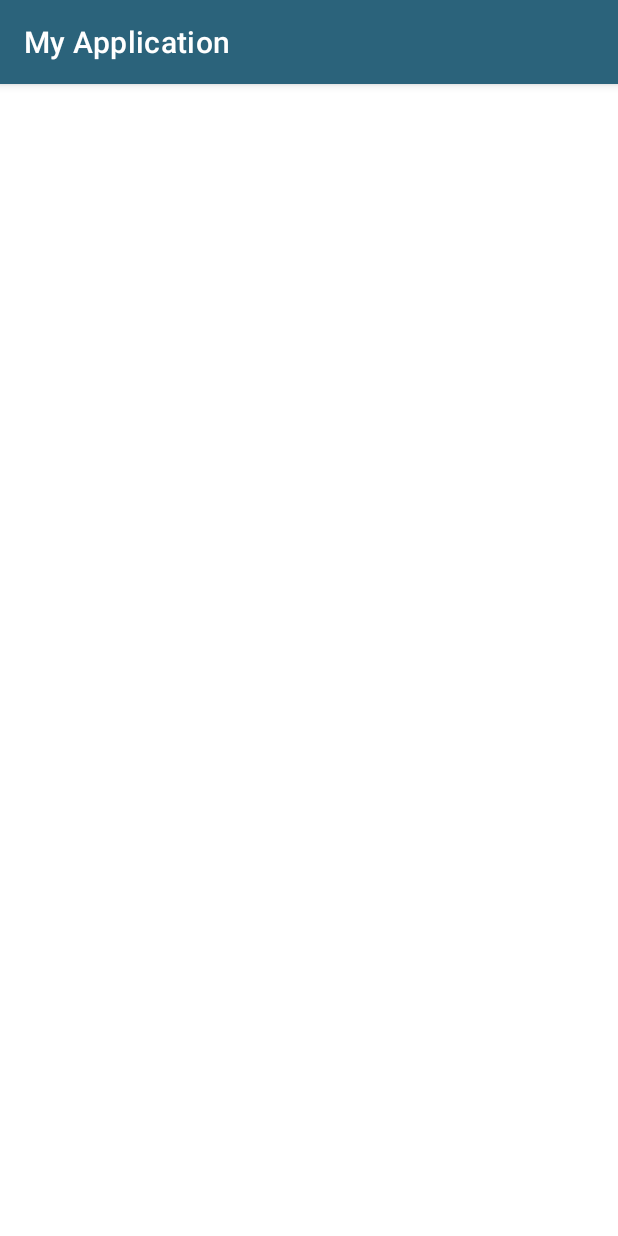
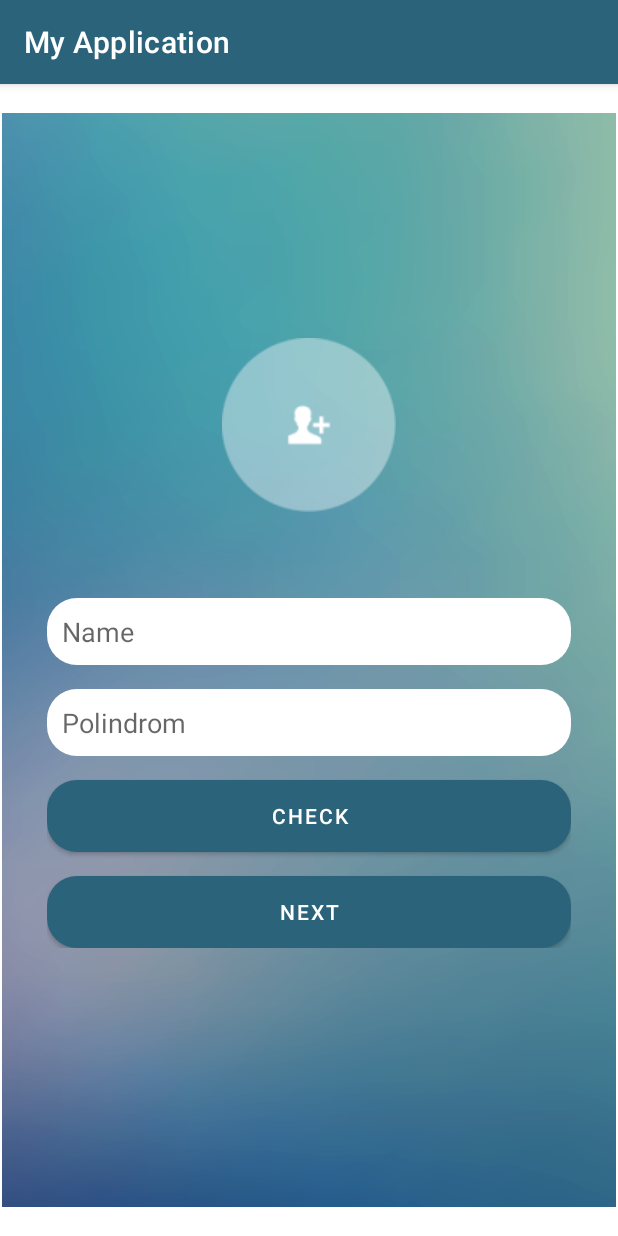
Before and after one commit to beexmofri/Test_Suitmedia, an Android app: the screen it shows after launch (MainActivity), on a phone screen of 412 x 824 dp. Run offline under Robolectric (Android 15) with nearby library versions, the phone set to English and light mode, and no system bars.

Commit message:
Third Commit

```diff
--- a/app/src/main/AndroidManifest.xml
+++ b/app/src/main/AndroidManifest.xml
@@ -3,7 +3,10 @@
     xmlns:tools="http://schemas.android.com/tools"
     package="com.test.myapplication">
 
+    <uses-permission android:name="android.permission.INTERNET" />
+
     <application
+        android:name=".MyApp"
         android:allowBackup="true"
         android:dataExtractionRules="@xml/data_extraction_rules"
         android:fullBackupContent="@xml/backup_rules"
--- a/app/src/main/java/com/test/myapplication/ui/Screen1Fragment.kt
+++ b/app/src/main/java/com/test/myapplication/ui/Screen1Fragment.kt
@@ -1,15 +1,22 @@
 package com.test.myapplication.ui
 
+import android.app.AlertDialog
 import android.os.Bundle
 import androidx.fragment.app.Fragment
 import android.view.LayoutInflater
 import android.view.View
 import android.view.ViewGroup
+import android.widget.Toast
+import androidx.navigation.fragment.findNavController
+import com.test.myapplication.MainViewModel
+import com.test.myapplication.R
 import com.test.myapplication.databinding.FragmentScreen1Binding
+import org.koin.androidx.viewmodel.ext.android.viewModel
 
 class Screen1Fragment : Fragment() {
     private var _binding: FragmentScreen1Binding? = null
     private val binding get() = _binding!!
+    private val viewModel: MainViewModel by viewModel()
 
     override fun onCreateView(
         inflater: LayoutInflater, container: ViewGroup?,
@@ -22,5 +29,29 @@ class Screen1Fragment : Fragment() {
 
     override fun onViewCreated(view: View, savedInstanceState: Bundle?) {
         super.onViewCreated(view, savedInstanceState)
+        binding.btcheck.setOnClickListener {
+            val text = binding.etpoli.text.toString()
+            if (viewModel.ispalindrome(text)) {
+                val alertDialog = AlertDialog.Builder(requireContext())
+                alertDialog.apply {
+                    setIcon(R.drawable.ic_baseline_warning_24)
+                    setTitle("Alert")
+                    setMessage("isPalindrome")
+                }.create().show()
+
+            } else {
+
+                val alertDialog = AlertDialog.Builder(requireContext())
+                alertDialog.apply {
+                    setIcon(R.drawable.ic_baseline_warning_24)
+                    setTitle("Alert")
+                    setMessage("notPalindrome")
+                }.create().show()
+
+            }
+        }
+        binding.btnext1.setOnClickListener {
+            findNavController().navigate(R.id.action_screen1Fragment_to_screen2Fragment)
+        }
     }
 }
--- a/app/src/main/res/layout/fragment_screen1.xml
+++ b/app/src/main/res/layout/fragment_screen1.xml
@@ -34,36 +34,38 @@
 
         <EditText
             android:id="@+id/etname"
+            android:layout_width="match_parent"
+            android:layout_height="wrap_content"
+            android:background="@drawable/custom_et"
             android:hint="@string/nama"
             android:padding="10dp"
-            android:layout_width="match_parent"
-            android:layout_height="wrap_content"
-            android:background="@drawable/custom_et"/>
+            android:textColor="@color/black" />
 
         <EditText
             android:id="@+id/etpoli"
+            android:layout_width="match_parent"
+            android:layout_height="wrap_content"
+            android:layout_marginTop="16dp"
+            android:background="@drawable/custom_et"
             android:hint="@string/polindrom"
             android:padding="10dp"
-            android:layout_marginTop="16dp"
-            android:layout_width="match_parent"
-            android:layout_height="wrap_content"
-            android:background="@drawable/custom_et"/>
+            android:textColor="@color/black" />
 
         <Button
             android:id="@+id/btcheck"
+            android:layout_width="match_parent"
+            android:layout_height="wrap_content"
             android:layout_marginTop="16dp"
-            android:layout_width="match_parent"
-            android:text="@string/check"
-            android:layout_height="wrap_content"
-            android:background="@drawable/custom_bt"/>
+            android:background="@drawable/custom_bt"
+            android:text="@string/check" />
 
         <Button
             android:id="@+id/btnext1"
+            android:layout_width="match_parent"
+            android:layout_height="wrap_content"
             android:layout_marginTop="16dp"
-            android:layout_width="match_parent"
-            android:text="@string/next"
-            android:layout_height="wrap_content"
-            android:background="@drawable/custom_bt"/>
+            android:background="@drawable/custom_bt"
+            android:text="@string/next" />
     </LinearLayout>
 
 </androidx.constraintlayout.widget.ConstraintLayout>
--- a/app/src/main/res/navigation/nav_home.xml
+++ b/app/src/main/res/navigation/nav_home.xml
@@ -1,6 +1,31 @@
 <?xml version="1.0" encoding="utf-8"?>
 <navigation xmlns:android="http://schemas.android.com/apk/res/android"
     xmlns:app="http://schemas.android.com/apk/res-auto"
-    android:id="@+id/nav_home">
+    xmlns:tools="http://schemas.android.com/tools"
+    android:id="@+id/nav_home"
+    app:startDestination="@id/screen1Fragment">
 
+    <fragment
+        android:id="@+id/screen1Fragment"
+        android:name="com.test.myapplication.ui.Screen1Fragment"
+        android:label="fragment_screen1"
+        tools:layout="@layout/fragment_screen1" >
+        <action
+            android:id="@+id/action_screen1Fragment_to_screen2Fragment"
+            app:destination="@id/screen2Fragment" />
+    </fragment>
+    <fragment
+        android:id="@+id/screen2Fragment"
+        android:name="com.test.myapplication.ui.Screen2Fragment"
+        android:label="fragment_screen2"
+        tools:layout="@layout/fragment_screen2" >
+        <action
+            android:id="@+id/action_screen2Fragment_to_screen3Fragment"
+            app:destination="@id/screen3Fragment" />
+    </fragment>
+    <fragment
+        android:id="@+id/screen3Fragment"
+        android:name="com.test.myapplication.ui.Screen3Fragment"
+        android:label="fragment_screen3"
+        tools:layout="@layout/fragment_screen3" />
 </navigation>
```
Also changed, not shown: app/build.gradle (+22 -3 lines).
